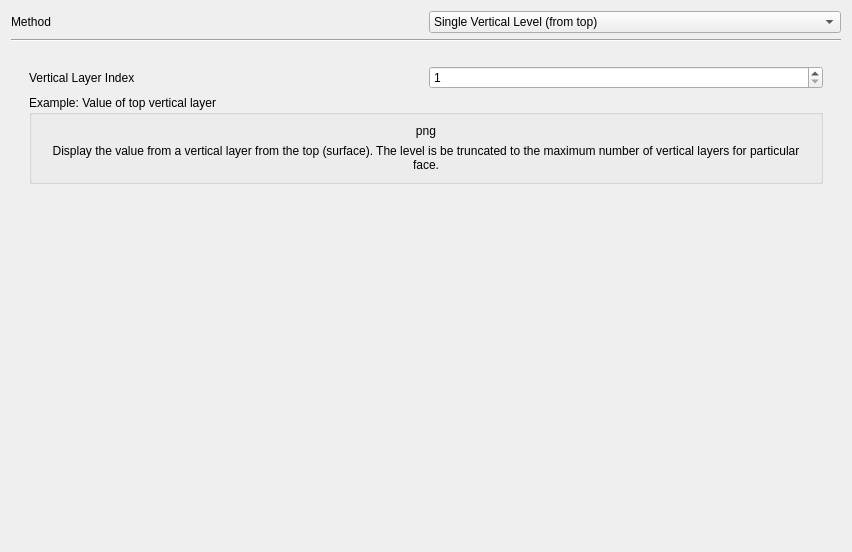
Before: the Qt Designer form src/ui/mesh/qgsmeshrenderer3daveragingwidgetbase.ui in qgis/QGIS, drawn with Qt 5.
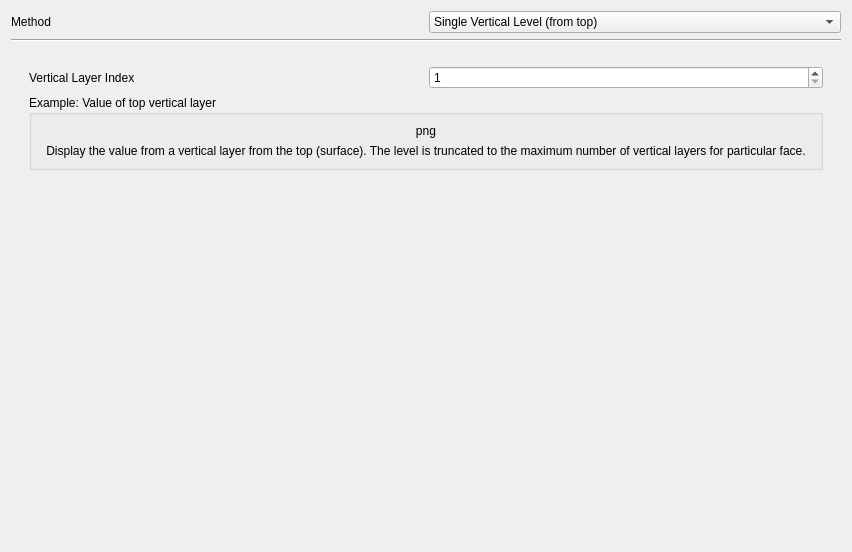
After: the same form once the commit is applied. Custom widgets are drawn as their Qt base class.

Commit message: translation string fixes

Patch:
```diff
--- a/src/ui/mesh/qgsmeshrenderer3daveragingwidgetbase.ui
+++ b/src/ui/mesh/qgsmeshrenderer3daveragingwidgetbase.ui
@@ -147,7 +147,7 @@
              <item>
               <widget class="QLabel" name="mSingleTopDescLabel">
                <property name="text">
-                <string>Display the value from a vertical layer from the top (surface). The level is be truncated to the maximum number of vertical layers for particular face.</string>
+                <string>Display the value from a vertical layer from the top (surface). The level is truncated to the maximum number of vertical layers for particular face.</string>
                </property>
                <property name="alignment">
                 <set>Qt::AlignCenter</set>
```
Left out of the diff: 10 changed lines with no effect on the pictures. The commit also changes 2 other files.
